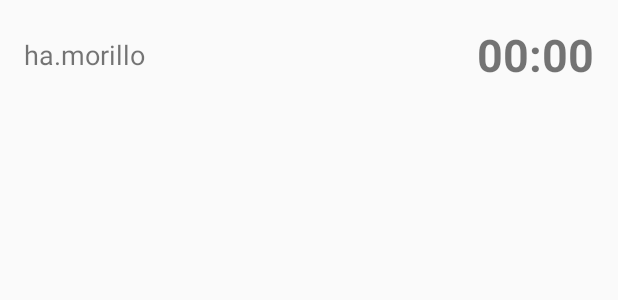
After one commit to hamorillo/MorcillaConfHackathon2019, an Android app: the layout home_user_item.xml on its own in the app's theme, with its tools: preview values and no code run, on a phone screen of 412 x 824 dp. The commit adds this screen. Shown: the top 300 px of the screen. Run offline under Robolectric (Android 15) with nearby library versions, the phone set to English and light mode, and no system bars.

Commit message:
List of users with pomodoro timer in home screen

```diff
--- a/AndroidApp/app/build.gradle
+++ b/AndroidApp/app/build.gradle
@@ -29,6 +29,7 @@ dependencies {
     implementation 'androidx.appcompat:appcompat:1.0.2'
     implementation 'androidx.core:core-ktx:1.0.2'
     implementation 'androidx.constraintlayout:constraintlayout:1.1.3'
+    implementation 'androidx.recyclerview:recyclerview:1.1.0-beta03'
     implementation 'com.google.firebase:firebase-auth:19.0.0'
     implementation 'com.google.firebase:firebase-firestore:21.0.0'
     implementation 'com.google.firebase:firebase-messaging:20.0.0'
--- a/AndroidApp/app/src/main/java/com/bankmorcillaconf/app/repository/UserRepository.kt
+++ b/AndroidApp/app/src/main/java/com/bankmorcillaconf/app/repository/UserRepository.kt
@@ -48,8 +48,10 @@ class UserRepository {
             .addOnSuccessListener { document ->
                 document.data?.let {
                     Log.d(TAG, document.id + " => " + it)
-                    staticUser = it.toDataClass()
-                    result.success(staticUser!!)
+                    if (email == staticUser?.email) {
+                        staticUser = it.toDataClass()
+                    }
+                    result.success(it.toDataClass())
                 } ?: run {
                     Log.w(TAG, "Error getting document")
                     result.error(Unit)
--- /dev/null
+++ b/AndroidApp/app/src/main/res/layout/home_user_item.xml
@@ -0,0 +1,24 @@
+<?xml version="1.0" encoding="utf-8"?>
+<LinearLayout xmlns:android="http://schemas.android.com/apk/res/android"
+              xmlns:tools="http://schemas.android.com/tools" xmlns:app="http://schemas.android.com/apk/res-auto"
+              android:orientation="horizontal"
+              android:layout_width="match_parent"
+              android:gravity="center_vertical"
+              android:layout_height="wrap_content" android:padding="16dp">
+
+    <TextView android:id="@+id/emailTextView"
+              android:layout_width="0dp"
+              tools:text="ha.morillo"
+              android:layout_weight="1"
+              android:textSize="18sp"
+              android:layout_height="wrap_content"/>
+
+
+    <TextView android:id="@+id/pomodoroTextView"
+              android:layout_width="wrap_content"
+              android:layout_height="wrap_content"
+              android:textSize="30sp"
+              android:textStyle="bold"
+              tools:text="00:00"/>
+
+</LinearLayout>
--- a/AndroidApp/app/src/main/res/values/colors.xml
+++ b/AndroidApp/app/src/main/res/values/colors.xml
@@ -3,4 +3,7 @@
     <color name="colorPrimary">#008577</color>
     <color name="colorPrimaryDark">#00574B</color>
     <color name="colorAccent">#D81B60</color>
+
+    <color name="pomodoroEnabled">#000000</color>
+    <color name="pomodoroDisabled">#888888</color>
 </resources>
```
Also changed, not shown: AndroidApp/app/src/main/java/com/bankmorcillaconf/app/HomeActivity.kt (+23 -45 lines), AndroidApp/app/src/main/java/com/bankmorcillaconf/app/ui/NewTaskActivity.kt (+15 -0 lines), AndroidApp/app/src/main/java/com/bankmorcillaconf/app/ui/PomodoroTimer.kt (added, +53 -0 lines), AndroidApp/app/src/main/java/com/bankmorcillaconf/app/ui/UsersAdapter.kt (added, +32 -0 lines), AndroidApp/app/src/main/res/layout/home_activity.xml (+29 -15 lines), AndroidApp/app/src/main/res/layout/new_task_activity.xml (+9 -0 lines).
